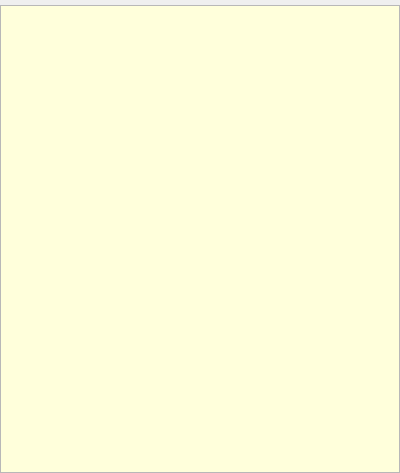
rock-core/gui-vizkit, file ruby/lib/vizkit/widgets/vizkit_info_viewer/vizkit_info_viewer.ui: the form before one commit.
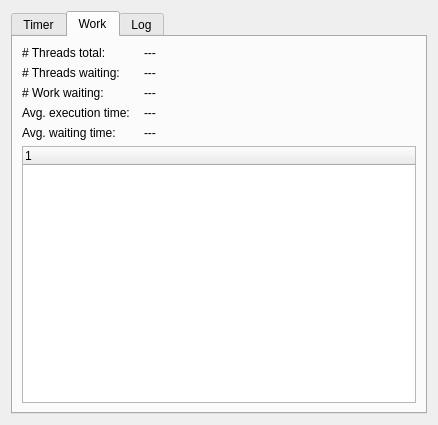
The form after the commit. The open tabs and pages were chosen to show the change.

Commit message: replace VizkitInfowViewer with the one from Allan

What changed in the file:
```diff
--- a/ruby/lib/vizkit/widgets/vizkit_info_viewer/vizkit_info_viewer.ui
+++ b/ruby/lib/vizkit/widgets/vizkit_info_viewer/vizkit_info_viewer.ui
@@ -6,173 +6,197 @@
    <rect>
     <x>0</x>
     <y>0</y>
-    <width>400</width>
-    <height>473</height>
+    <width>438</width>
+    <height>425</height>
    </rect>
   </property>
-  <property name="sizePolicy">
-   <sizepolicy hsizetype="Expanding" vsizetype="Expanding">
-    <horstretch>1</horstretch>
-    <verstretch>1</verstretch>
-   </sizepolicy>
-  </property>
-  <property name="minimumSize">
-   <size>
-    <width>400</width>
-    <height>200</height>
-   </size>
-  </property>
-  <property name="maximumSize">
-   <size>
-    <width>16777215</width>
-    <height>16777215</height>
-   </size>
-  </property>
-  <property name="baseSize">
-   <size>
-    <width>0</width>
-    <height>0</height>
-   </size>
-  </property>
   <property name="windowTitle">
    <string>VizkitInfoViewer</string>
   </property>
-  <layout class="QFormLayout" name="formLayout">
-   <property name="sizeConstraint">
-    <enum>QLayout::SetNoConstraint</enum>
-   </property>
-   <property name="fieldGrowthPolicy">
-    <enum>QFormLayout::ExpandingFieldsGrow</enum>
-   </property>
-   <property name="formAlignment">
-    <set>Qt::AlignLeading|Qt::AlignLeft|Qt::AlignTop</set>
-   </property>
-   <property name="horizontalSpacing">
-    <number>0</number>
-   </property>
-   <property name="verticalSpacing">
-    <number>5</number>
-   </property>
-   <property name="margin">
-    <number>0</number>
-   </property>
-   <item row="0" column="0">
-    <layout class="QVBoxLayout" name="verticalLayout">
-     <property name="sizeConstraint">
-      <enum>QLayout::SetDefaultConstraint</enum>
-     </property>
+  <layout class="QVBoxLayout" name="verticalLayout_4">
+   <item>
+    <layout class="QGridLayout" name="gridLayout" rowstretch="0" columnstretch="5">
+     <item row="0" column="0">
+      <widget class="QTabWidget" name="tabWidget">
+       <property name="sizePolicy">
+        <sizepolicy hsizetype="MinimumExpanding" vsizetype="MinimumExpanding">
+         <horstretch>0</horstretch>
+         <verstretch>0</verstretch>
+        </sizepolicy>
+       </property>
+       <property name="currentIndex">
+        <number>0</number>
+       </property>
+       <property name="tabsClosable">
+        <bool>false</bool>
+       </property>
+       <widget class="QWidget" name="tab_2">
+        <attribute name="title">
+         <string>Timer</string>
+        </attribute>
+        <layout class="QHBoxLayout" name="horizontalLayout">
+         <item>
+          <widget class="QTreeWidget" name="event_tree">
+           <property name="sizePolicy">
+            <sizepolicy hsizetype="MinimumExpanding" vsizetype="MinimumExpanding">
+             <horstretch>0</horstretch>
+             <verstretch>0</verstretch>
+            </sizepolicy>
+           </property>
+           <column>
+            <property name="text">
+             <string notr="true">1</string>
+            </property>
+           </column>
+          </widget>
+         </item>
+        </layout>
+       </widget>
+       <widget class="QWidget" name="tab_task">
+        <attribute name="title">
+         <string>Work</string>
+        </attribute>
+        <layout class="QVBoxLayout" name="verticalLayout_2">
+         <item>
+          <layout class="QFormLayout" name="formLayout">
+           <property name="fieldGrowthPolicy">
+            <enum>QFormLayout::ExpandingFieldsGrow</enum>
+           </property>
+           <property name="labelAlignment">
+            <set>Qt::AlignLeading|Qt::AlignLeft|Qt::AlignVCenter</set>
+           </property>
+           <item row="0" column="0">
+            <widget class="QLabel" name="label_2">
+             <property name="text">
+              <string># Threads total:</string>
+             </property>
+            </widget>
+           </item>
+           <item row="0" column="1">
+            <widget class="QLabel" name="label_threads_total">
+             <property name="text">
+              <string>---</string>
+             </property>
+             <property name="indent">
+              <number>8</number>
+             </property>
+            </widget>
+           </item>
+           <item row="1" column="0">
+            <widget class="QLabel" name="label_7">
+             <property name="text">
+              <string># Threads waiting:</string>
+             </property>
+            </widget>
+           </item>
+           <item row="1" column="1">
+            <widget class="QLabel" name="label_threads_waiting">
+             <property name="text">
+              <string>---</string>
+             </property>
+             <property name="indent">
+              <number>8</number>
+             </property>
+            </widget>
+           </item>
+           <item row="2" column="0">
+            <widget class="QLabel" name="label">
+             <property name="text">
+              <string># Work waiting:</string>
+             </property>
+            </widget>
+           </item>
+           <item row="2" column="1">
+            <widget class="QLabel" name="label_threads_backlog">
+             <property name="text">
+              <string>---</string>
+             </property>
+             <property name="indent">
+              <number>8</number>
+             </property>
+            </widget>
+           </item>
+           <item row="3" column="0">
+            <widget class="QLabel" name="label_10">
+             <property name="text">
+              <string>Avg. execution time:</string>
+             </property>
+            </widget>
+           </item>
+           <item row="3" column="1">
+            <widget class="QLabel" name="label_execution_time">
+             <property name="text">
+              <string>---</string>
+             </property>
+             <property name="indent">
+              <number>8</number>
+             </property>
+            </widget>
+           </item>
+           <item row="4" column="0">
+            <widget class="QLabel" name="label_11">
+             <property name="text">
+              <string>Avg. waiting time:</string>
+             </property>
+            </widget>
+           </item>
+           <item row="4" column="1">
+            <widget class="QLabel" name="label_waiting_time">
+             <property name="text">
+              <string>---</string>
+             </property>
+             <property name="indent">
+              <number>8</number>
+             </property>
+            </widget>
+           </item>
+          </layout>
+         </item>
+         <item>
+          <widget class="QTreeWidget" name="treeWidget">
+           <property name="sizePolicy">
+            <sizepolicy hsizetype="MinimumExpanding" vsizetype="MinimumExpanding">
+             <horstretch>0</horstretch>
+             <verstretch>0</verstretch>
+            </sizepolicy>
+           </property>
+           <column>
+            <property name="text">
+             <string notr="true">1</string>
+            </property>
+           </column>
+          </widget>
+         </item>
+        </layout>
+       </widget>
+       <widget class="QWidget" name="tab_log">
+        <attribute name="title">
+         <string>Log</string>
+        </attribute>
+        <layout class="QVBoxLayout" name="verticalLayout">
+         <item>
+          <widget class="QTextBrowser" name="log_text_browser">
+           <property name="sizePolicy">
+            <sizepolicy hsizetype="MinimumExpanding" vsizetype="MinimumExpanding">
+             <horstretch>0</horstretch>
+             <verstretch>0</verstretch>
+            </sizepolicy>
+           </property>
+           <property name="html">
+            <string>&lt;!DOCTYPE HTML PUBLIC &quot;-//W3C//DTD HTML 4.0//EN&quot; &quot;http://www.w3.org/TR/REC-html40/strict.dtd&quot;&gt;
+&lt;html&gt;&lt;head&gt;&lt;meta name=&quot;qrichtext&quot; content=&quot;1&quot; /&gt;&lt;style type=&quot;text/css&quot;&gt;
+p, li { white-space: pre-wrap; }
+&lt;/style&gt;&lt;/head&gt;&lt;body style=&quot; font-family:'Ubuntu'; font-size:11pt; font-weight:400; font-style:normal;&quot;&gt;
+&lt;p style=&quot; margin-top:0px; margin-bottom:0px; margin-left:0px; margin-right:0px; -qt-block-indent:0; text-indent:0px;&quot;&gt;&lt;span style=&quot; font-family:'DejaVu Sans'; font-size:9pt;&quot;&gt;&amp;gt;&amp;gt;&amp;gt; Notifications about exceptions in the tasks &amp;lt;&amp;lt;&amp;lt;&lt;/span&gt;&lt;/p&gt;&lt;/body&gt;&lt;/html&gt;</string>
+           </property>
+          </widget>
+         </item>
+        </layout>
+       </widget>
+      </widget>
+     </item>
     </layout>
    </item>
-   <item row="1" column="1">
-    <widget class="QTreeView" name="treeView">
-     <property name="sizePolicy">
-      <sizepolicy hsizetype="Expanding" vsizetype="Expanding">
-       <horstretch>1</horstretch>
-       <verstretch>1</verstretch>
-      </sizepolicy>
-     </property>
-     <property name="minimumSize">
-      <size>
-       <width>0</width>
-       <height>0</height>
-      </size>
-     </property>
-     <property name="palette">
-      <palette>
-       <active>
-        <colorrole role="Base">
-         <brush brushstyle="SolidPattern">
-          <color alpha="255">
-           <red>255</red>
-           <green>255</green>
-           <blue>219</blue>
-          </color>
-         </brush>
-        </colorrole>
-        <colorrole role="AlternateBase">
-         <brush brushstyle="SolidPattern">
-          <color alpha="255">
-           <red>255</red>
-           <green>255</green>
-           <blue>174</blue>
-          </color>
-         </brush>
-        </colorrole>
-       </active>
-       <inactive>
-        <colorrole role="Base">
-         <brush brushstyle="SolidPattern">
-          <color alpha="255">
-           <red>255</red>
-           <green>255</green>
-           <blue>219</blue>
-          </color>
-         </brush>
-        </colorrole>
-        <colorrole role="AlternateBase">
-         <brush brushstyle="SolidPattern">
-          <color alpha="255">
-           <red>255</red>
-           <green>255</green>
-           <blue>174</blue>
-          </color>
-         </brush>
-        </colorrole>
-       </inactive>
-       <disabled>
-        <colorrole role="Base">
-         <brush brushstyle="SolidPattern">
-          <color alpha="255">
-           <red>255</red>
-           <green>255</green>
-           <blue>255</blue>
-          </color>
-         </brush>
-        </colorrole>
-        <colorrole role="AlternateBase">
-         <brush brushstyle="SolidPattern">
-          <color alpha="255">
-           <red>255</red>
-           <green>255</green>
-           <blue>174</blue>
-          </color>
-         </brush>
-        </colorrole>
-       </disabled>
-      </palette>
-     </property>
-     <property name="contextMenuPolicy">
-      <enum>Qt::CustomContextMenu</enum>
-     </property>
-     <property name="frameShape">
-      <enum>QFrame::StyledPanel</enum>
-     </property>
-     <property name="showDropIndicator" stdset="0">
-      <bool>false</bool>
-     </property>
-     <property name="alternatingRowColors">
-      <bool>true</bool>
-     </property>
-     <attribute name="headerCascadingSectionResizes">
-      <bool>false</bool>
-     </attribute>
-     <attribute name="headerDefaultSectionSize">
-      <number>400</number>
-     </attribute>
-     <attribute name="headerMinimumSectionSize">
-      <number>0</number>
-     </attribute>
-     <attribute name="headerCascadingSectionResizes">
-      <bool>false</bool>
-     </attribute>
-     <attribute name="headerDefaultSectionSize">
-      <number>400</number>
-     </attribute>
-     <attribute name="headerMinimumSectionSize">
-      <number>0</number>
-     </attribute>
-    </widget>
-   </item>
   </layout>
  </widget>
  <resources/>
```
Left out of the diff: 2 changed lines with no effect on the pictures. The commit also changes 2 other files.
